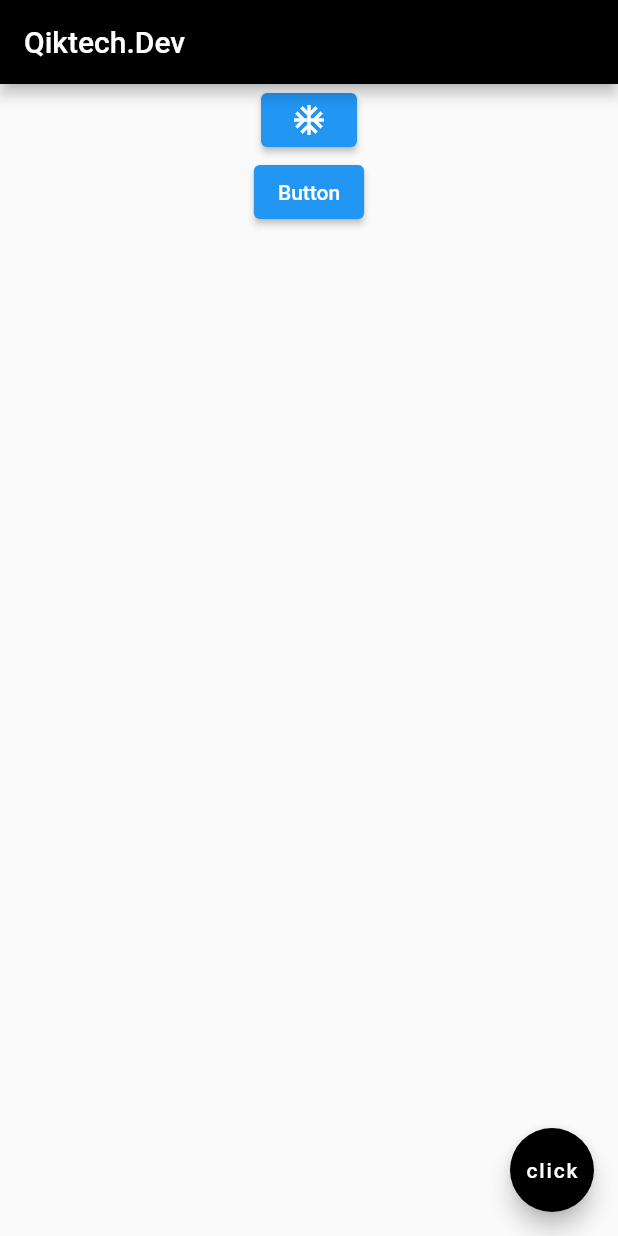
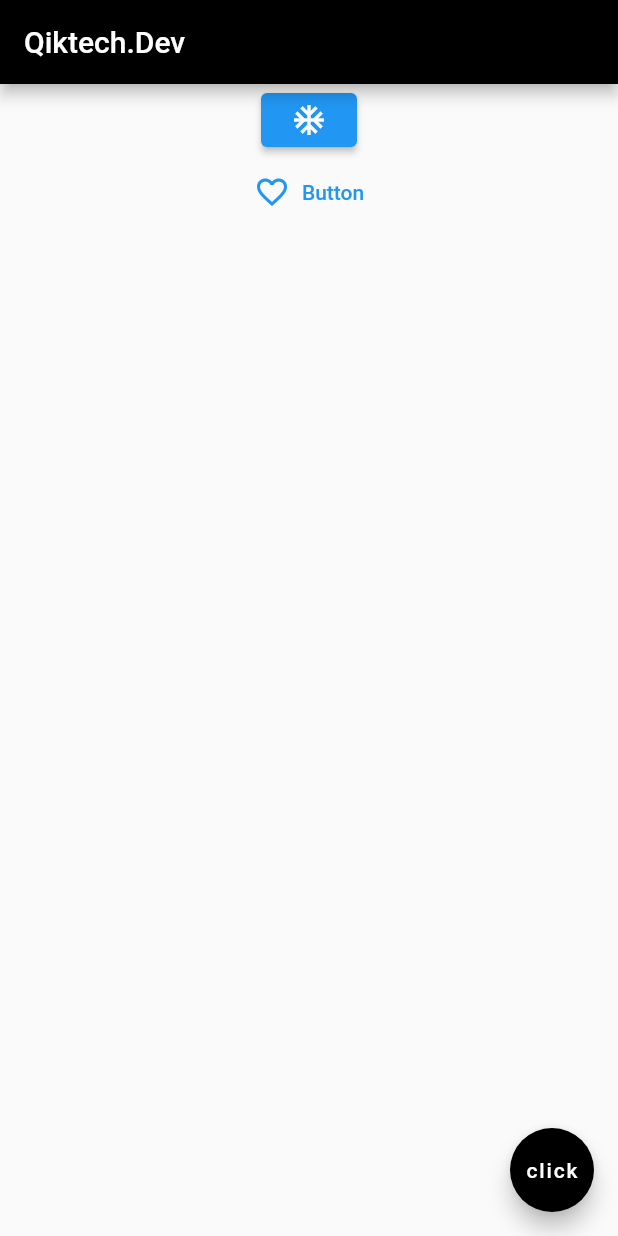
Before and after one commit to QikTech/flutter_exercise, a Flutter app: the screen it shows after launch, on a phone screen of 412 x 824 dp. Run offline on Flutter 3.47's test engine with Material 2 defaults, Android fonts, the phone set to English and light mode, and no system bars; our stand-ins replace google_fonts.

Commit message:
TextButton+Icon

```diff
--- a/lib/main.dart
+++ b/lib/main.dart
@@ -17,7 +17,11 @@ class MyApp extends StatelessWidget {
         body: Center(
           child: Column(children: [
             ElevatedButton(onPressed: (){},child: Icon(Icons.ac_unit),),
-            ElevatedButton(onPressed: (){},child: Text('Button'),),
+            TextButton.icon(
+              onPressed: () {},
+              icon: Icon(Icons.favorite_border),
+              label: const Text('Button'),
+            ),
           ],)
         ),
         floatingActionButton: FloatingActionButton(
```
